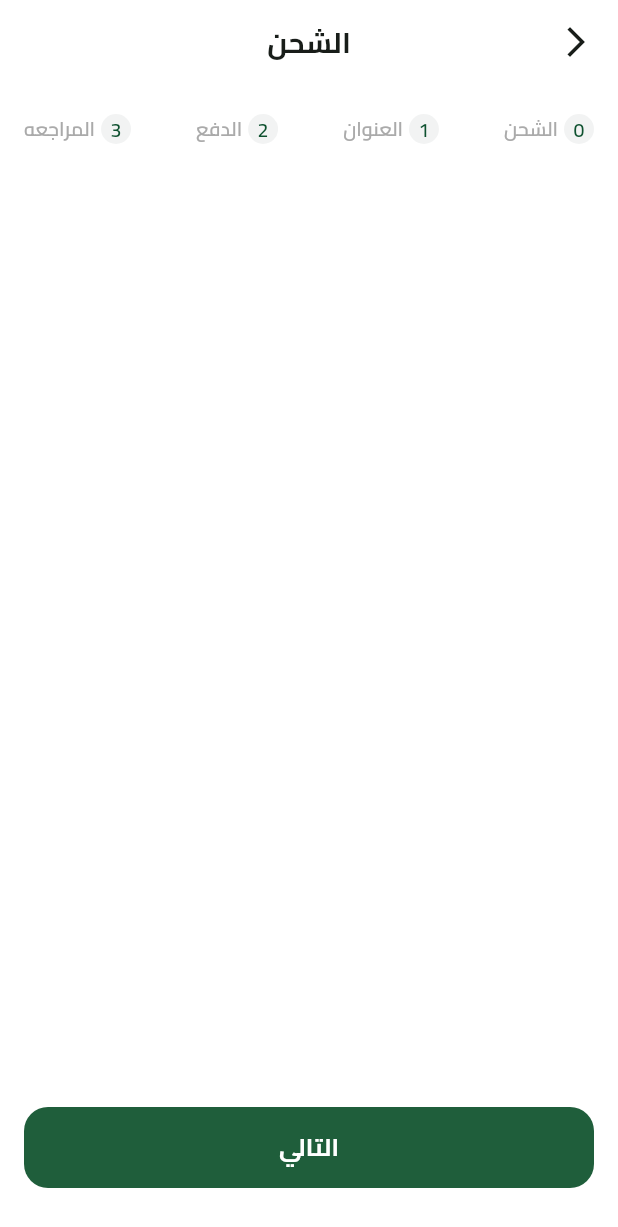
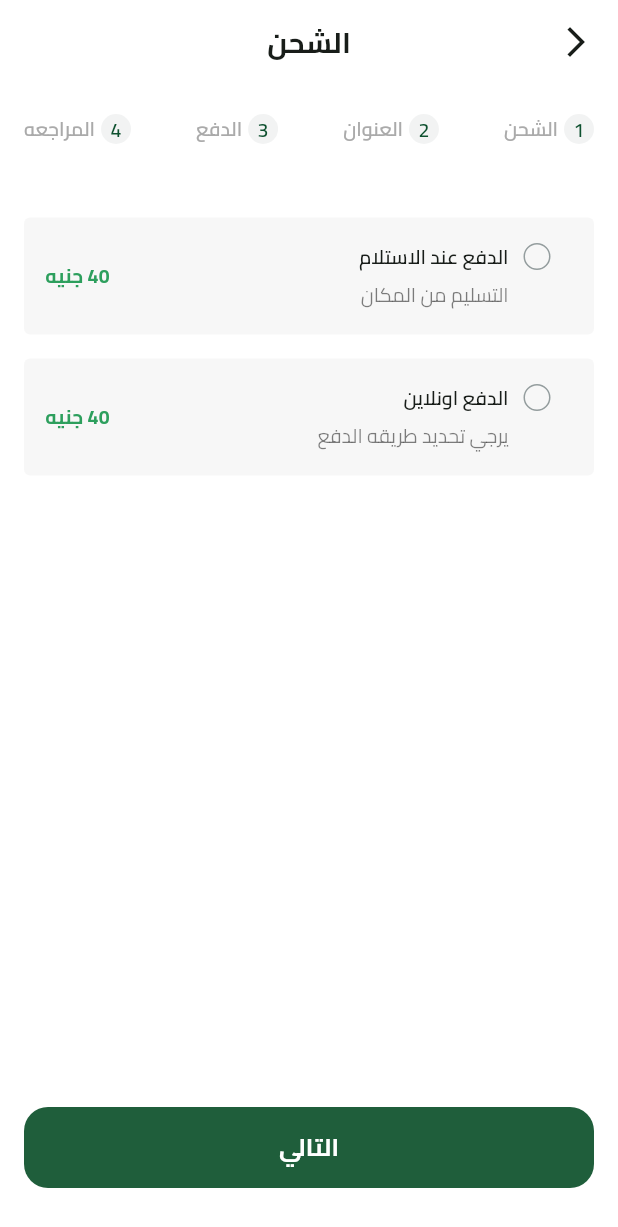
Before and after one commit to ahmed-elmaghwry/fruit_app, a Flutter app: the CheckoutView screen opened by its route, on a phone screen of 412 x 824 dp. Shown: the top 1227 px of the screen. Run offline on Flutter 3.47's test engine with Material 3 defaults, Android fonts, the phone set to English and light mode, and no system bars; our stand-ins replace bloc, cloud_firestore, dartz, dots_indicator, equatable, firebase_auth and 10 more; missing offline and left inert: dart:ffi, flutter_facebook_auth, svg_flutter; accounts and stored records are empty.

Commit message:
shipping finished

```diff
--- a/lib/features/checkout/presentation/widgets/checkout_steps.dart
+++ b/lib/features/checkout/presentation/widgets/checkout_steps.dart
@@ -15,7 +15,7 @@ class CheckoutSteps extends StatelessWidget {
         children: List.generate(getSteps().length, (index) {
           return StepItem(
             isActive: false,
-            index: index.toString(),
+            index: (index+1).toString(),
             text: getSteps()[index],
           );
         }),
--- a/lib/features/checkout/presentation/widgets/checkout_steps_page_view.dart
+++ b/lib/features/checkout/presentation/widgets/checkout_steps_page_view.dart
@@ -1,4 +1,5 @@
 import 'package:flutter/material.dart';
+import 'package:fruit_hub/features/checkout/presentation/widgets/shipping_section.dart';
 
 import 'checkout_steps.dart';
 
@@ -10,13 +11,26 @@ import 'checkout_steps.dart';
   final PageController pageController;
   @override
   Widget build(BuildContext context) {
-    return PageView.builder(
-      controller: pageController,
-      physics: const NeverScrollableScrollPhysics(),
-      itemCount: getSteps().length,
-      itemBuilder: (context, index) {
-        return const SizedBox();
-      },
+    return Padding(
+      padding: const EdgeInsets.symmetric(vertical: 16),
+      child: PageView.builder(
+        controller: pageController,
+        physics: const NeverScrollableScrollPhysics(),
+        itemCount: getPages().length,
+        itemBuilder: (context, index) {
+          return getPages()[index];
+        },
+      ),
     );
   }
 }
+
+
+List<Widget> getPages() {
+  return [
+    const ShippingSection(),
+    const SizedBox(),
+    const SizedBox(),
+    const SizedBox(),
+  ];
+}
--- /dev/null
+++ b/lib/features/checkout/presentation/widgets/shipping_item.dart
@@ -0,0 +1,125 @@
+import 'package:flutter/material.dart';
+
+import '../../../../core/utils/app_colors.dart';
+import '../../../../core/utils/app_text_styles.dart';
+
+class ShippingItem extends StatelessWidget {
+  const ShippingItem(
+      {super.key,
+      required this.onTap,
+      required this.title,
+      required this.subTitle,
+      required this.price,
+      required this.isSelected});
+
+  final String title, subTitle, price;
+  final bool isSelected;
+  final VoidCallback onTap;
+
+  @override
+  Widget build(BuildContext context) {
+    return GestureDetector(
+      onTap: onTap,
+      child: AnimatedContainer(
+        duration: const Duration(milliseconds: 300),
+        child: Container(
+          padding: const EdgeInsets.only(
+            top: 16,
+            left: 13,
+            right: 28,
+            bottom: 16,
+          ),
+          clipBehavior: Clip.antiAlias,
+          decoration: ShapeDecoration(
+            color: const Color(0x33D9D9D9),
+            shape: RoundedRectangleBorder(
+              side: BorderSide(
+                color: isSelected ? AppColors.primaryColor : Colors.transparent,
+              ),
+              borderRadius: BorderRadius.circular(4),
+            ),
+          ),
+          child: IntrinsicHeight(
+            child: Row(
+              crossAxisAlignment: CrossAxisAlignment.start,
+              children: [
+                isSelected
+                    ? const ActiveShippingItemDot()
+                    : const InActiveShippingItemDot(),
+                const SizedBox(
+                  width: 10,
+                ),
+                Column(
+                  crossAxisAlignment: CrossAxisAlignment.start,
+                  children: [
+                    Text(
+                      title,
+                      style: TextStyles.semiBold13,
+                    ),
+                    const SizedBox(
+                      height: 6,
+                    ),
+                    Text(
+                      subTitle,
+                      textAlign: TextAlign.right,
+                      style: TextStyles.regular13
+                          .copyWith(color: Colors.black.withOpacity(.5)),
+                    )
+                  ],
+                ),
+                const Spacer(),
+                Center(
+                  child: Text(
+                    '$price جنيه',
+                    style: TextStyles.bold13.copyWith(
+                      color: AppColors.lightPrimaryColor,
+                    ),
+                  ),
+                )
+              ],
+            ),
+          ),
+        ),
+      ),
+    );
+  }
+}
+
+class InActiveShippingItemDot extends StatelessWidget {
+  const InActiveShippingItemDot({
+    super.key,
+  });
+
+  @override
+  Widget build(BuildContext context) {
+    return Container(
+      width: 18,
+      height: 18,
+      decoration: const ShapeDecoration(
+        shape: OvalBorder(
+          side: BorderSide(width: 1, color: Color(0xFF949D9E)),
+        ),
+      ),
+    );
+  }
+}
+
+class ActiveShippingItemDot extends StatelessWidget {
+  const ActiveShippingItemDot({
+    super.key,
+  });
+
+  @override
+  Widget build(BuildContext context) {
+    return Container(
+      width: 18,
+      height: 18,
+      decoration: const ShapeDecoration(
+        color: Color(0xFF1B5E37),
+        shape: OvalBorder(
+          side: BorderSide(width: 4, color: Colors.white),
+        ),
+      ),
+    );
+  }
+}
--- /dev/null
+++ b/lib/features/checkout/presentation/widgets/shipping_section.dart
@@ -0,0 +1,46 @@
+import 'package:flutter/material.dart';
+import 'package:fruit_hub/features/checkout/presentation/widgets/shipping_item.dart';
+class ShippingSection extends StatefulWidget {
+  const ShippingSection({super.key});
+
+  @override
+  State<ShippingSection> createState() => _ShippingSectionState();
+}
+
+class _ShippingSectionState extends State<ShippingSection> {
+  int selectedIndex = -1;
+  @override
+  Widget build(BuildContext context) {
+    return   Column(
+      children: [
+     const   SizedBox(
+          height: 33,
+        ),
+        ShippingItem(
+          onTap: () {
+            selectedIndex = 0;
+            setState(() {});
+          },
+          isSelected: selectedIndex == 0,
+          title: 'الدفع عند الاستلام',
+          subTitle: 'التسليم من المكان',
+          price: '40',
+        ),
+       const SizedBox(
+          height: 16,
+        ),
+        ShippingItem(
+
+          onTap: () {
+            selectedIndex = 1;
+            setState(() {});
+          },
+          isSelected: selectedIndex == 1,
+          title: 'الدفع اونلاين',
+          subTitle: 'يرجي تحديد طريقه الدفع',
+          price: '40',
+        ),
+      ],
+    );
+  }
+}
```
